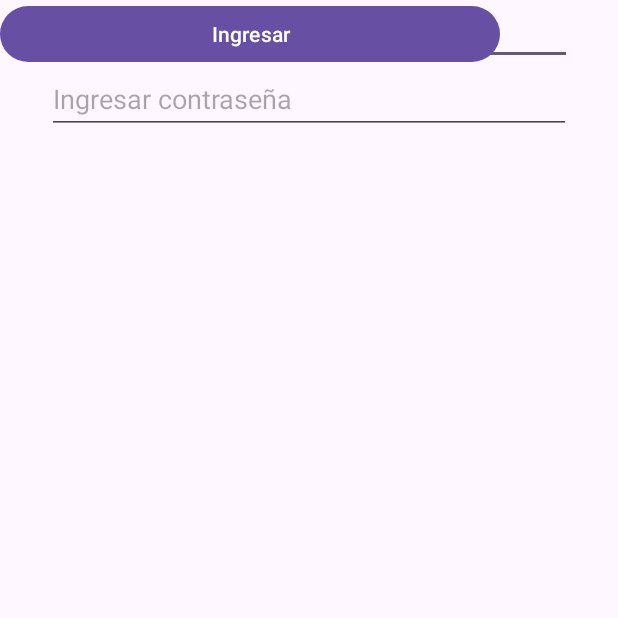
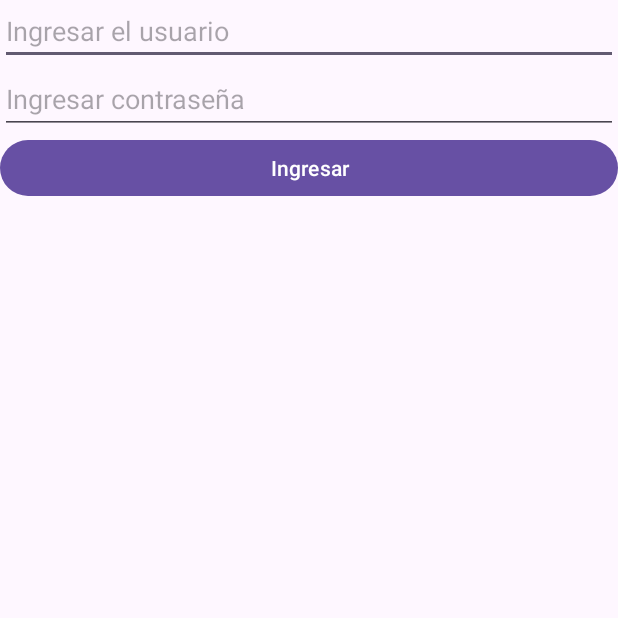
Before and after one commit to StevCar11/Prueba2_Carrera_Steven, an Android app: the screen it shows after launch (Login), on a phone screen of 412 x 824 dp, the top half of it. Run offline under Robolectric (Android 15) with nearby library versions, the phone set to English and light mode, and no system bars.

Commit message:
Quinto Commit

```diff
--- a/app/src/main/res/layout/activity_login.xml
+++ b/app/src/main/res/layout/activity_login.xml
@@ -1,43 +1,36 @@
 <?xml version="1.0" encoding="utf-8"?>
-<androidx.constraintlayout.widget.ConstraintLayout xmlns:android="http://schemas.android.com/apk/res/android"
+<LinearLayout xmlns:android="http://schemas.android.com/apk/res/android"
     xmlns:app="http://schemas.android.com/apk/res-auto"
     xmlns:tools="http://schemas.android.com/tools"
     android:layout_width="match_parent"
     android:layout_height="match_parent"
+    android:orientation="vertical"
     tools:context=".Login">
 
     <EditText
         android:id="@+id/editText_User"
-        android:layout_width="350dp"
+        android:layout_width="match_parent"
         android:layout_height="43dp"
         android:ems="10"
         android:hint="@string/editText_User_hint"
         android:inputType="text"
-        app:layout_constraintEnd_toEndOf="parent"
-        app:layout_constraintStart_toStartOf="parent"
-        app:layout_constraintTop_toTopOf="parent"
         tools:ignore="Autofill,HardcodedText,LabelFor,TextContrastCheck" />
 
     <EditText
         android:id="@+id/editText_Password"
-        android:layout_width="349dp"
+        android:layout_width="match_parent"
         android:layout_height="46dp"
         android:ems="10"
         android:hint="@string/editText_Password_hint"
         android:inputType="textPassword"
-        app:layout_constraintEnd_toEndOf="parent"
-        app:layout_constraintStart_toStartOf="parent"
-        app:layout_constraintTop_toBottomOf="@+id/editText_User"
         tools:ignore="Autofill,LabelFor,SpeakableTextPresentCheck,TouchTargetSizeCheck,TextContrastCheck" />
 
     <Button
         android:id="@+id/button_Ingresar"
-        android:layout_width="333dp"
+        android:layout_width="match_parent"
         android:layout_height="45dp"
         android:onClick="onClickButtonIngresar"
         android:text="@string/button_Ingresar"
-        tools:ignore="HardcodedText,MissingConstraints,TouchTargetSizeCheck,VisualLintButtonSize"
-        tools:layout_editor_absoluteX="39dp"
-        tools:layout_editor_absoluteY="106dp" />
+        tools:ignore="HardcodedText,MissingConstraints,TouchTargetSizeCheck,VisualLintButtonSize" />
 
-</androidx.constraintlayout.widget.ConstraintLayout>
+</LinearLayout>
```
